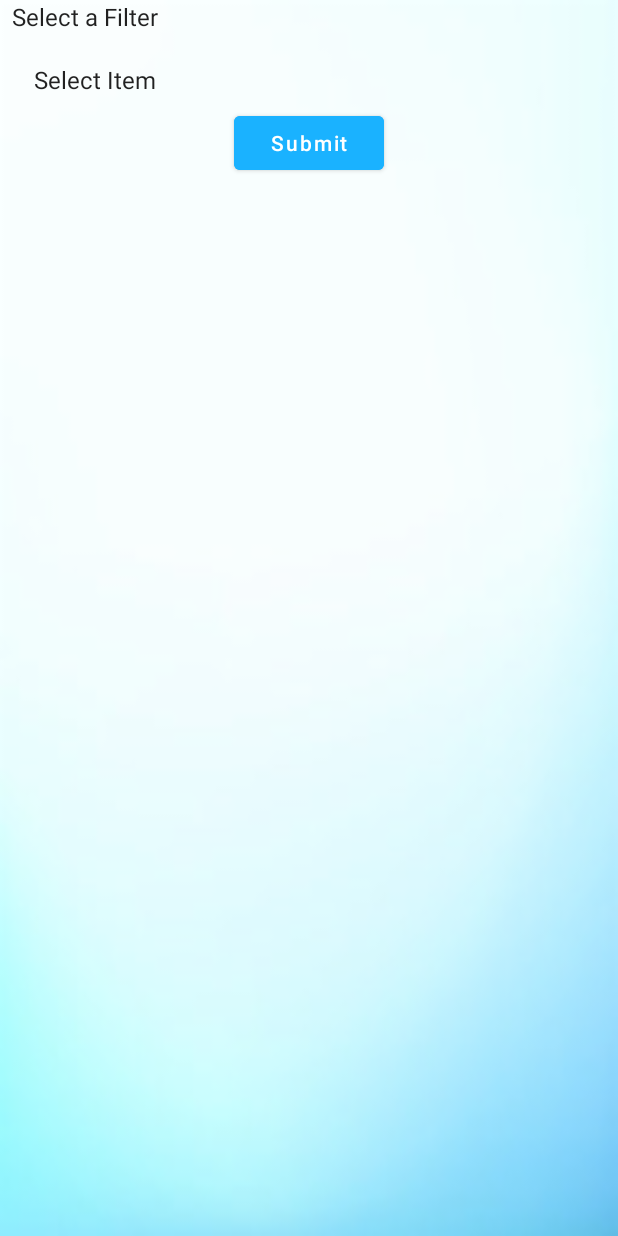
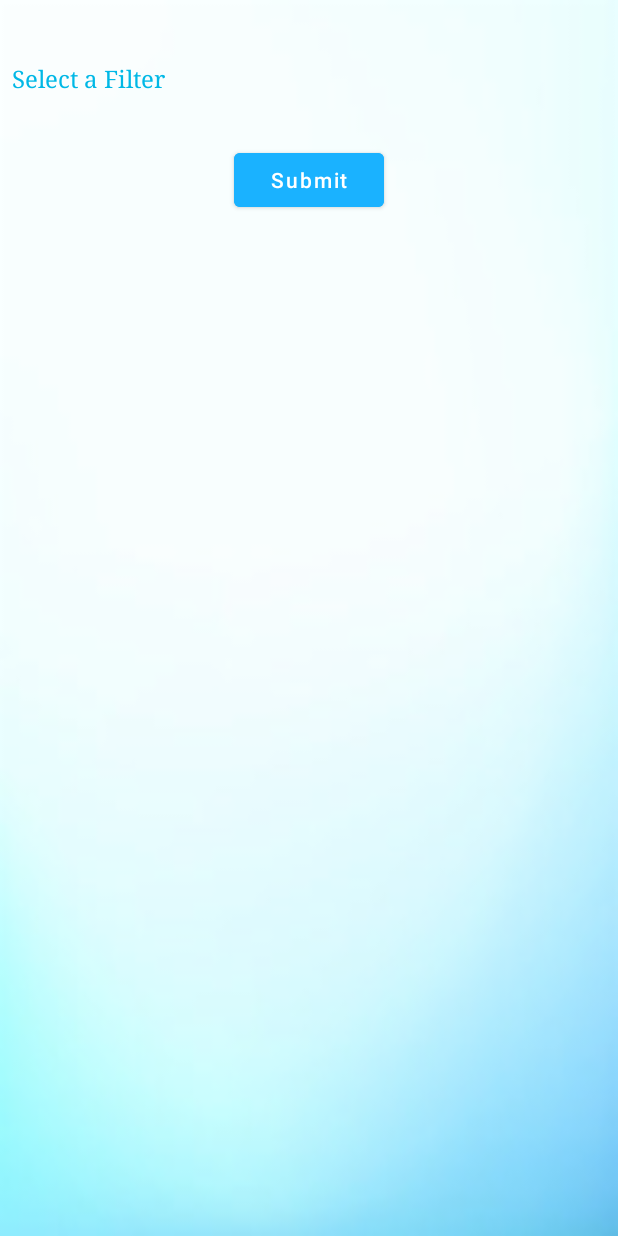
Before and after one commit to FinEase/finease, an Android app: the FilterActivity screen opened directly, with no data from a screen before it, on a phone screen of 412 x 824 dp. Run offline under Robolectric (Android 15) with nearby library versions, the phone set to English and light mode, and no system bars; our stand-ins replace Firebase (no records; nobody signed in at launch, a user with empty details on screens opened directly).

Commit message:
Updated Filter Function

```diff
--- a/app/src/main/java/com/example/finease/FilterActivity.java
+++ b/app/src/main/java/com/example/finease/FilterActivity.java
@@ -70,6 +70,10 @@
         valueSpinner = (Spinner) findViewById(R.id.filtervaluespinner);
         filterSpinner.setOnItemSelectedListener(this);
 
+        ArrayAdapter<CharSequence> adapter = ArrayAdapter.createFromResource(
+                this, R.array.filter, R.layout.spinner_dropdown_item);
+        filterSpinner.setAdapter(adapter);
+
         mAuth = FirebaseAuth.getInstance();
         expenseRef = FirebaseDatabase.getInstance().getReference().child("expenses").child(mAuth.getCurrentUser().getUid());
         loader = new ProgressDialog(this);
@@ -116,6 +120,9 @@
     public void onItemSelected(AdapterView<?> parent, View arg1, int pos,
                                long arg2) {
         parent.getItemAtPosition(pos);
+        if (pos == 0) {
+            valueSpinner.setVisibility(View.GONE);
+        }
         if (pos == 1) {
             valueSpinner.setVisibility(View.VISIBLE);
             ArrayAdapter<CharSequence> adapter = ArrayAdapter
--- a/app/src/main/res/layout/activity_filter.xml
+++ b/app/src/main/res/layout/activity_filter.xml
@@ -21,18 +21,17 @@
             android:entries="@array/filter"
             android:layout_gravity="center"
             android:spinnerMode="dropdown"
-            android:layout_marginBottom="20dp"
+            android:layout_marginTop="20dp"
+            android:layout_marginBottom="10dp"
             android:background="@null">
         </Spinner>
         <Spinner
             android:id="@+id/filtervaluespinner"
             android:layout_width="match_parent"
             android:layout_height="match_parent"
-            android:layout_marginLeft="10dp"
             android:gravity="center"
             android:entries="@array/items"
             android:layout_gravity="center"
-            android:layout_marginBottom="5dp"
             android:spinnerMode="dropdown"
             android:background="@null">
         </Spinner>
@@ -54,6 +53,7 @@
             android:text="Submit"
             android:textAllCaps="false"
             android:textColor="#fff"
+            android:layout_marginTop="20dp"
             android:backgroundTint="#1ab2ff"
             android:layout_margin="2dp"/>
     </LinearLayout>
```
